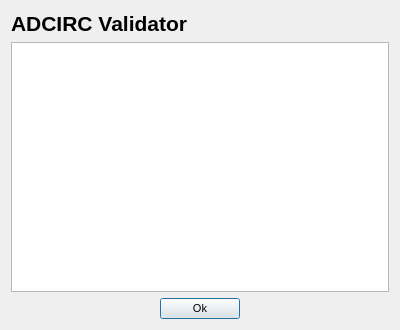
Above: ui/about_dialog.ui from zcobell/MetOceanViewer before the change. Below: the same form after it.
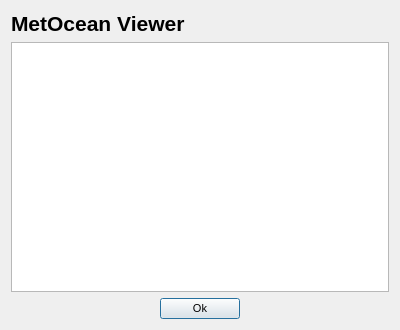
That is the form after the change.

Diff of the .ui file:
```diff
--- a/ui/about_dialog.ui
+++ b/ui/about_dialog.ui
@@ -60,7 +60,7 @@
       </size>
      </property>
      <property name="text">
-      <string>ADCIRC Validator</string>
+      <string>MetOcean Viewer</string>
      </property>
     </widget>
    </item>
```
